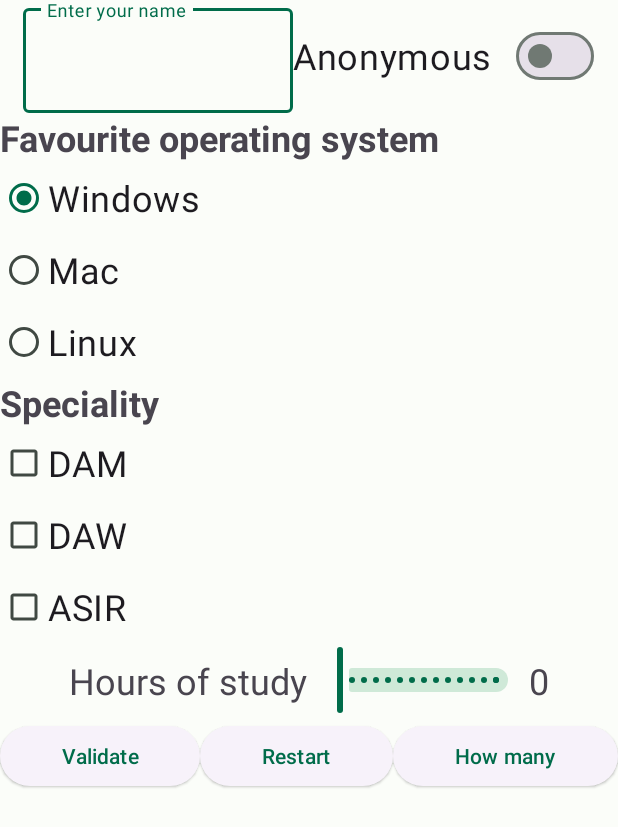
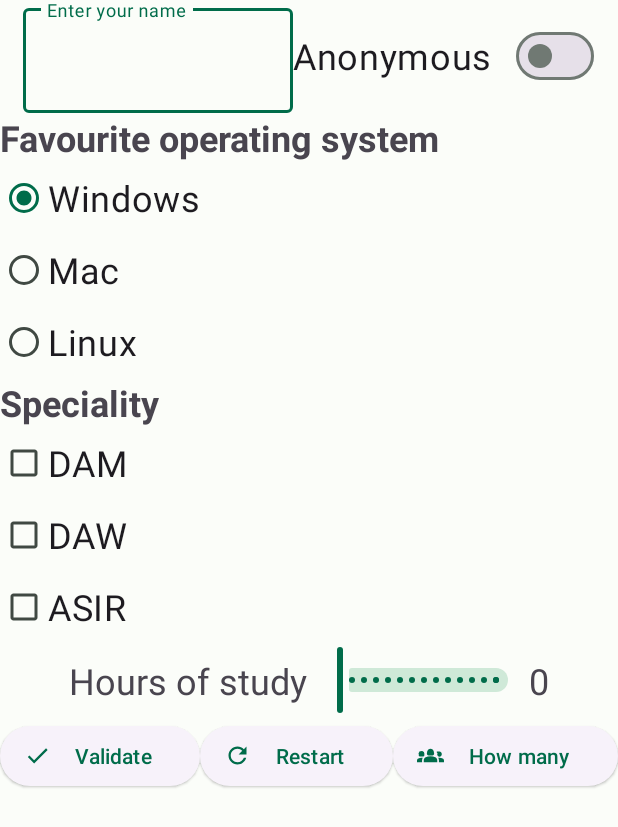
Before and after one commit to AlvaroR04/ACT8_PMDM_Alvaro_Romero, an Android app: the screen it shows after launch (MainActivity), on a phone screen of 412 x 824 dp. Shown: the top 827 px of the screen. Run offline under Robolectric (Android 15) with nearby library versions, the phone set to English and light mode, and no system bars.

Commit message:
Agregado botones con iconos

```diff
--- /dev/null
+++ b/ACT8_Alvaro_Romero/app/src/main/res/drawable/ic_cuantas.xml
@@ -0,0 +1,10 @@
+<vector android:height="24dp" android:tint="#000000"
+    android:viewportHeight="24" android:viewportWidth="24"
+    android:width="24dp" xmlns:android="http://schemas.android.com/apk/res/android">
+    <path android:fillColor="@android:color/white" android:pathData="M10.27,12h3.46c0.93,0 1.63,-0.83 1.48,-1.75l-0.3,-1.79C14.67,7.04 13.44,6 12,6S9.33,7.04 9.09,8.47l-0.3,1.79C8.64,11.17 9.34,12 10.27,12z"/>
+    <path android:fillColor="@android:color/white" android:pathData="M1.66,11.11c-0.13,0.26 -0.18,0.57 -0.1,0.88c0.16,0.69 0.76,1.03 1.53,1c0,0 1.49,0 1.95,0c0.83,0 1.51,-0.58 1.51,-1.29c0,-0.14 -0.03,-0.27 -0.07,-0.4c-0.01,-0.03 -0.01,-0.05 0.01,-0.08c0.09,-0.16 0.14,-0.34 0.14,-0.53c0,-0.31 -0.14,-0.6 -0.36,-0.82c-0.03,-0.03 -0.03,-0.06 -0.02,-0.1c0.07,-0.2 0.07,-0.43 0.01,-0.65C6.1,8.69 5.71,8.4 5.27,8.38c-0.03,0 -0.05,-0.01 -0.07,-0.03C5.03,8.14 4.72,8 4.37,8C4.07,8 3.8,8.1 3.62,8.26C3.59,8.29 3.56,8.29 3.53,8.28c-0.14,-0.06 -0.3,-0.09 -0.46,-0.09c-0.65,0 -1.18,0.49 -1.24,1.12c0,0.02 -0.01,0.04 -0.03,0.06c-0.29,0.26 -0.46,0.65 -0.41,1.05c0.03,0.22 0.12,0.43 0.25,0.6C1.67,11.04 1.67,11.08 1.66,11.11z"/>
+    <path android:fillColor="@android:color/white" android:pathData="M16.24,13.65c-1.17,-0.52 -2.61,-0.9 -4.24,-0.9c-1.63,0 -3.07,0.39 -4.24,0.9C6.68,14.13 6,15.21 6,16.39V18h12v-1.61C18,15.21 17.32,14.13 16.24,13.65z"/>
+    <path android:fillColor="@android:color/white" android:pathData="M1.22,14.58C0.48,14.9 0,15.62 0,16.43V18l4.5,0v-1.61c0,-0.83 0.23,-1.61 0.63,-2.29C4.76,14.04 4.39,14 4,14C3.01,14 2.07,14.21 1.22,14.58z"/>
+    <path android:fillColor="@android:color/white" android:pathData="M22.78,14.58C21.93,14.21 20.99,14 20,14c-0.39,0 -0.76,0.04 -1.13,0.1c0.4,0.68 0.63,1.46 0.63,2.29V18l4.5,0v-1.57C24,15.62 23.52,14.9 22.78,14.58z"/>
+    <path android:fillColor="@android:color/white" android:pathData="M22,11v-0.5c0,-1.1 -0.9,-2 -2,-2h-2c-0.42,0 -0.65,0.48 -0.39,0.81l0.7,0.63C18.12,10.25 18,10.61 18,11c0,1.1 0.9,2 2,2S22,12.1 22,11z"/>
+</vector>
--- /dev/null
+++ b/ACT8_Alvaro_Romero/app/src/main/res/drawable/ic_reiniciar.xml
@@ -0,0 +1,5 @@
+<vector android:height="24dp" android:tint="#000000"
+    android:viewportHeight="24" android:viewportWidth="24"
+    android:width="24dp" xmlns:android="http://schemas.android.com/apk/res/android">
+    <path android:fillColor="@android:color/white" android:pathData="M17.65,6.35C16.2,4.9 14.21,4 12,4c-4.42,0 -7.99,3.58 -7.99,8s3.57,8 7.99,8c3.73,0 6.84,-2.55 7.73,-6h-2.08c-0.82,2.33 -3.04,4 -5.65,4 -3.31,0 -6,-2.69 -6,-6s2.69,-6 6,-6c1.66,0 3.14,0.69 4.22,1.78L13,11h7V4l-2.35,2.35z"/>
+</vector>
--- /dev/null
+++ b/ACT8_Alvaro_Romero/app/src/main/res/drawable/ic_validar.xml
@@ -0,0 +1,5 @@
+<vector android:height="24dp" android:tint="#000000"
+    android:viewportHeight="24" android:viewportWidth="24"
+    android:width="24dp" xmlns:android="http://schemas.android.com/apk/res/android">
+    <path android:fillColor="@android:color/white" android:pathData="M9,16.17L4.83,12l-1.42,1.41L9,19 21,7l-1.41,-1.41z"/>
+</vector>
--- /dev/null
+++ b/ACT8_Alvaro_Romero/app/src/main/res/drawable/ic_volver.xml
@@ -0,0 +1,5 @@
+<vector android:autoMirrored="true" android:height="24dp"
+    android:tint="#000000" android:viewportHeight="24"
+    android:viewportWidth="24" android:width="24dp" xmlns:android="http://schemas.android.com/apk/res/android">
+    <path android:fillColor="@android:color/white" android:pathData="M21,11H6.83l3.58,-3.59L9,6l-6,6 6,6 1.41,-1.41L6.83,13H21z"/>
+</vector>
--- a/ACT8_Alvaro_Romero/app/src/main/res/layout/activity_main.xml
+++ b/ACT8_Alvaro_Romero/app/src/main/res/layout/activity_main.xml
@@ -175,15 +175,18 @@
 
         <Button
             android:id="@+id/b_Validar"
+            style="@style/Widget.Material3.Button.ElevatedButton.Icon"
+            app:icon="@drawable/ic_validar"
             android:layout_width="wrap_content"
             android:layout_height="wrap_content"
             android:layout_weight="1"
             android:text="@string/validate"
-            style="@style/Widget.Material3.Button.ElevatedButton" />
+            />
 
         <Button
             android:id="@+id/b_Reiniciar"
-            style="@style/Widget.Material3.Button.ElevatedButton"
+            style="@style/Widget.Material3.Button.ElevatedButton.Icon"
+            app:icon="@drawable/ic_reiniciar"
             android:layout_width="wrap_content"
             android:layout_height="wrap_content"
             android:layout_weight="1"
@@ -191,7 +194,8 @@
 
         <Button
             android:id="@+id/b_Cuantas"
-            style="@style/Widget.Material3.Button.ElevatedButton"
+            style="@style/Widget.Material3.Button.ElevatedButton.Icon"
+            app:icon="@drawable/ic_cuantas"
             android:layout_width="wrap_content"
             android:layout_height="wrap_content"
             android:layout_weight="1"
--- a/ACT8_Alvaro_Romero/app/src/main/res/layout/activity_resumen.xml
+++ b/ACT8_Alvaro_Romero/app/src/main/res/layout/activity_resumen.xml
@@ -19,7 +19,8 @@
 
     <Button
         android:id="@+id/b_Volver"
-        style="@style/Widget.Material3.Button.ElevatedButton"
+        style="@style/Widget.Material3.Button.ElevatedButton.Icon"
+        app:icon="@drawable/ic_volver"
         android:layout_width="wrap_content"
         android:layout_height="wrap_content"
         android:layout_marginTop="25dp"
```
